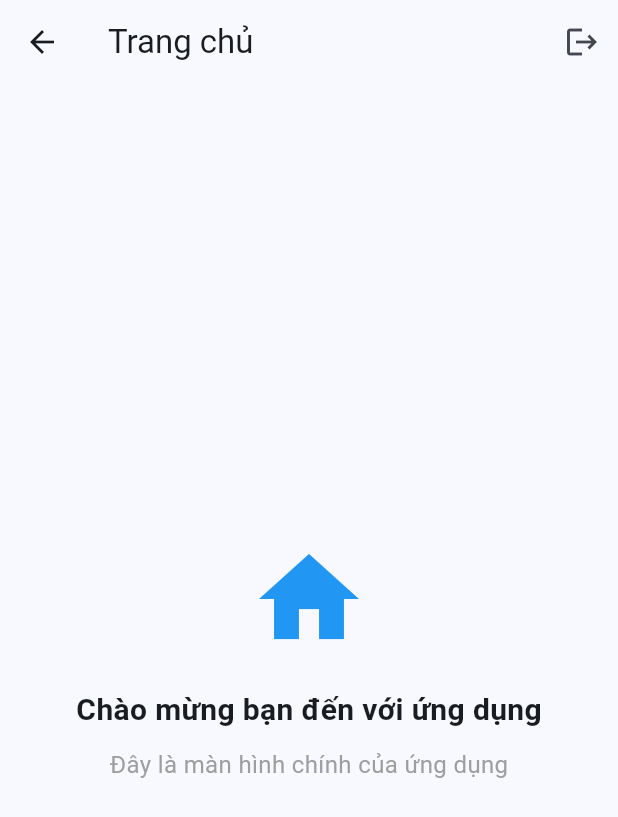
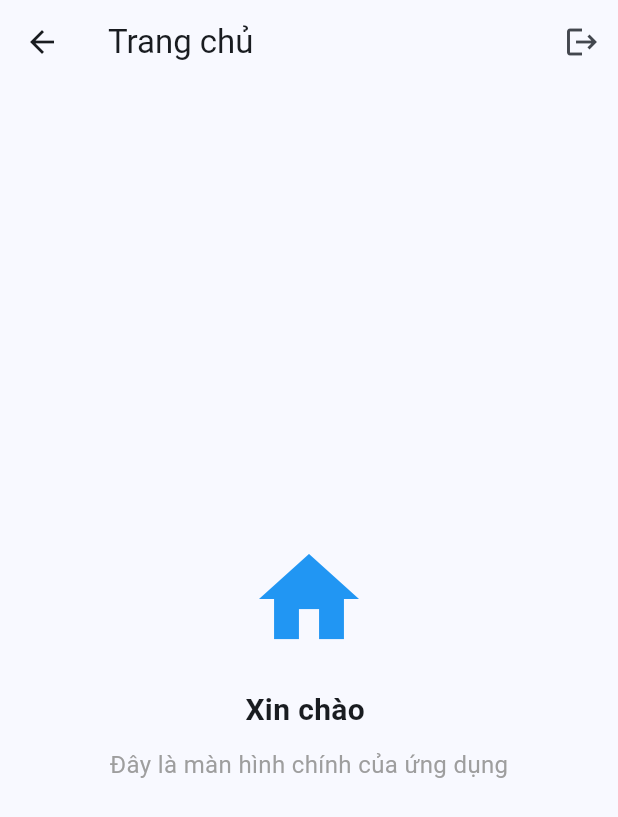
Before and after one commit to NguyenThanhhToan/orderly_mobile_app, a Flutter app: the HomeScreen screen opened by its route, on a phone screen of 412 x 824 dp. Shown: the top 817 px of the screen. Run offline on Flutter 3.47's test engine with Material 3 defaults, Android fonts, the light colour scheme and no system bars; our stand-ins replace dio, flutter_dotenv, flutter_secure_storage, get; accounts and stored records are empty.

Commit message:
feat: handle get user

```diff
--- a/lib/screens/home_screen.dart
+++ b/lib/screens/home_screen.dart
@@ -1,10 +1,14 @@
 import 'package:flutter/material.dart';
+import 'package:get/get.dart';
+import 'package:orderly/state/auth_controller.dart';
 
 class HomeScreen extends StatelessWidget {
   const HomeScreen({super.key});
 
   @override
   Widget build(BuildContext context) {
+    final auth = Get.find<AuthController>();
+
     return Scaffold(
       appBar: AppBar(
         title: const Text('Trang chủ'),
@@ -17,27 +21,38 @@ class HomeScreen extends StatelessWidget {
           ),
         ],
       ),
-      body: const Center(
-        child: Column(
+      body: Center(
+        child: Obx(() {
+          final user = auth.user.value;
+
+          if (user == null) {
+            return const CircularProgressIndicator();
+          }
+
+          return Column(
             mainAxisAlignment: MainAxisAlignment.center,
             children: [
-            Icon(
+              const Icon(
                 Icons.home,
                 size: 80,
                 color: Colors.blue,
               ),
-            SizedBox(height: 20),
+              const SizedBox(height: 20),
               Text(
-              'Chào mừng bạn đến với ứng dụng',
-              style: TextStyle(fontSize: 20, fontWeight: FontWeight.bold),
+                'Xin chào ${user.fullName}',
+                style: const TextStyle(
+                  fontSize: 20,
+                  fontWeight: FontWeight.bold,
                 ),
-            SizedBox(height: 10),
-            Text(
+              ),
+              const SizedBox(height: 10),
+              const Text(
                 'Đây là màn hình chính của ứng dụng',
                 style: TextStyle(fontSize: 16, color: Colors.grey),
               ),
             ],
-        ),
+          );
+        }),
       ),
     );
   }
--- a/lib/state/auth_controller.dart
+++ b/lib/state/auth_controller.dart
@@ -0,0 +1,29 @@
+import 'package:get/get.dart';
+import 'package:orderly/data/model/user.dart';
+import 'package:orderly/service/userService/user_service.dart';
+
+class AuthController extends GetxController {
+  final UserService _userService = UserService();
+
+  final Rx<UserModel?> user = Rx<UserModel?>(null);
+  final RxBool isLoading = false.obs;
+
+  bool get isAuthenticated => user.value != null;
+
+  Future<void> loadUserProfile() async {
+    try {
+      isLoading.value = true;
+      final userData = await _userService.getUserProfile();
+      user.value = userData;
+    } catch (e) {
+      user.value = null;
+      rethrow;
+    } finally {
+      isLoading.value = false;
+    }
+  }
+
+  void clear() {
+    user.value = null;
+  }
+}
```
Also changed, not shown: lib/main.dart (+10 -3 lines), lib/service/userService/user_service.dart (added, +24 -0 lines), 1 other file. Lines whose indentation alone changed are shown as unchanged.
